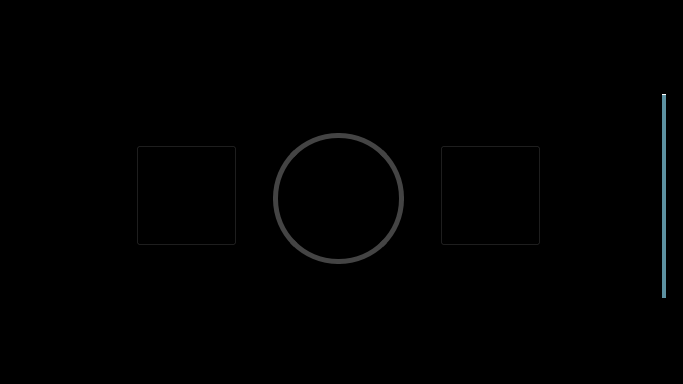
UCSolarCarTeam/Epsilon-Onboard-Media-Control, file ViewLayer/SongPlayerUi.ui: the form before one commit.
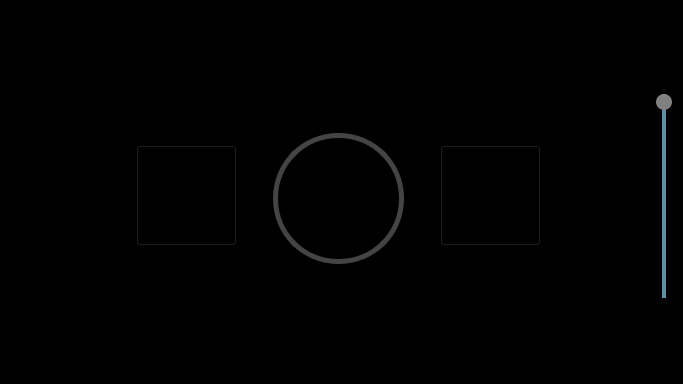
The form after the commit. Icons and pictures are not drawn.

Commit message: Fixed volume slider

Patch:
```diff
--- a/ViewLayer/SongPlayerUi.ui
+++ b/ViewLayer/SongPlayerUi.ui
@@ -329,13 +329,20 @@
       </size>
      </property>
      <property name="styleSheet">
-      <string notr="true">QSlider::groove:vertical{
+      <string notr="true">QSlider::groove:vertical {
 background: #5c91a1;
 width: 4px;
 position: absolute; 
 }
 
-QSlider::add-page:vertical{
+QSlider::handle:vertical {
+height: 16px;
+border-radius: 8px;
+background: grey;
+margin: 0  -6px;
+}
+
+QSlider::add-page:vertical {
 background: #5c91a1;
 }
 
```
